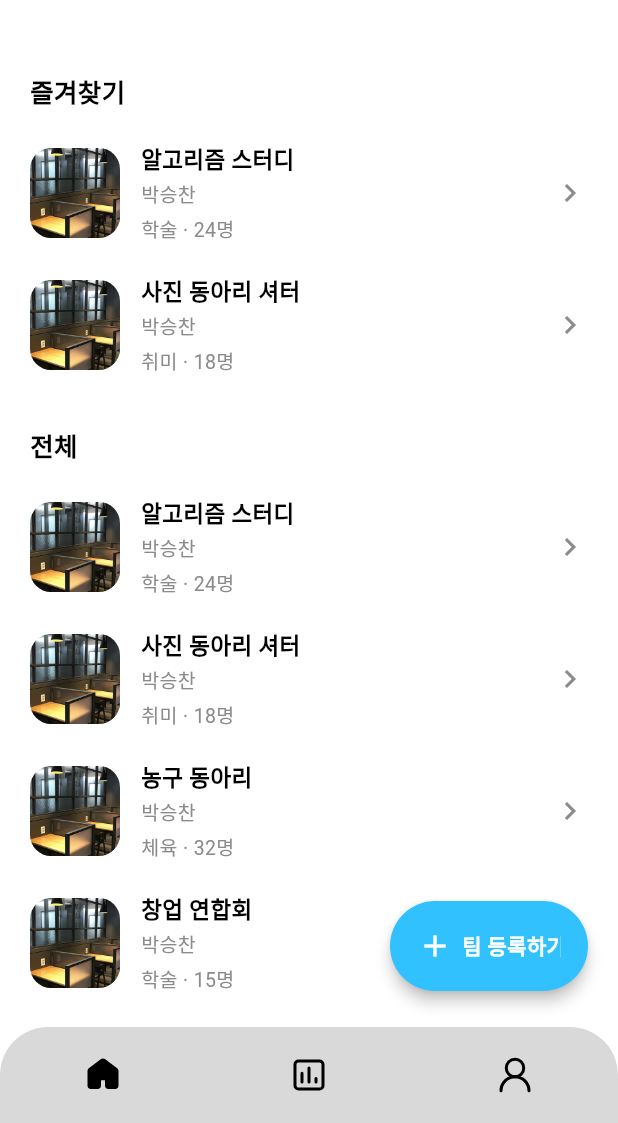
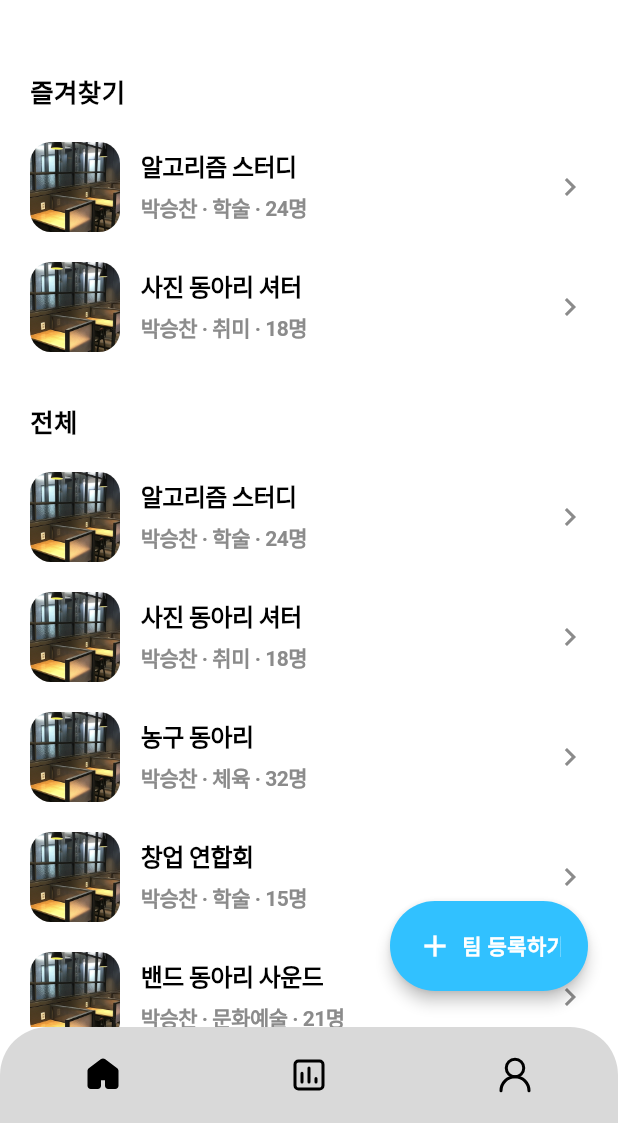
Before and after one commit to ag-0224/moa, a Flutter app: the HomePage screen opened directly, on a phone screen of 412 x 824 dp, the part 113-1236 px from its top. Run offline on Flutter 3.47's test engine with Material 3 defaults, Android fonts, the phone set to English and light mode, and no system bars; our stand-ins replace dio, firebase_auth, firebase_core, flutter_riverpod, flutter_secure_storage, flutter_svg and 2 more; accounts and stored records are empty; network calls fail.

Commit message:
fix: 동아리 목록 텍스트 스타일을 Figma 스펙대로 맞춤
- 대표 이름·카테고리·인원수를 별도 줄이 아니라 한 줄로 합침(같은 위치).
  폰트 14/semibold, line-height 22(→ height: 22/14), letter-spacing -2.5%
  (→ -0.35, 폰트 크기 비례 절대값으로 환산).
- 동아리 이름은 16/semibold, letter-spacing -2.5%(→ -0.4)로 맞춤.

```diff
--- a/frontend/lib/presentation/pages/home/widgets/club_list_item.dart
+++ b/frontend/lib/presentation/pages/home/widgets/club_list_item.dart
@@ -3,12 +3,15 @@ import 'package:flutter/material.dart';
 import '../../../../core/constants/assets.dart';
 import '../../../../features/club/models/club_model.dart';
 
-/// 동아리 목록의 한 행(썸네일 + 이름 + 대표 이름 + 카테고리 · 인원수).
+/// 동아리 목록의 한 행(썸네일 + 이름 + 대표 이름·카테고리·인원수).
 ///
 /// - thumbnailUrl이 없으면(동아리 사진 미등록) Assets.clubDefaultThumbnail
 ///   기본 이미지를 대신 보여준다.
-/// - 이름 아래에 대표(leaderName) 이름을 한 줄 추가로 보여준다(더미데이터에는
-///   전부 "박승찬"으로 채워져 있음, club_mock_data_source.dart 참고).
+/// - 대표 이름(leaderName)·카테고리·인원수를 한 줄에 같이 보여준다(더미데이터는
+///   전부 대표 이름이 "박승찬", club_mock_data_source.dart 참고).
+/// - 글자 스펙(폰트 크기/굵기/줄간격/자간)은 Figma 값을 최대한 반영하되,
+///   Flutter TextStyle이 표현 못 하는 부분(예: 퍼센트 단위 자간 → 폰트
+///   크기에 비례한 절대값으로 환산)은 근사치로 구현했다.
 /// - 꾹 누르면(long press) onLongPress로 누른 화면 좌표(글로벌 좌표)를
 ///   넘긴다 — 즐겨찾기 추가/삭제 팝업(favorite_action_sheet.dart)을 그
 ///   위치 근처에 띄우는 데 쓴다.
@@ -49,19 +52,25 @@ class ClubListItem extends StatelessWidget {
                   children: [
                     Text(
                       club.name,
-                      style: const TextStyle(fontSize: 15, fontWeight: FontWeight.w600, color: Colors.black),
-                      overflow: TextOverflow.ellipsis,
-                    ),
-                    const SizedBox(height: 2),
-                    Text(
-                      club.leaderName,
-                      style: const TextStyle(fontSize: 13, color: _grayText),
+                      style: const TextStyle(
+                        fontSize: 16,
+                        fontWeight: FontWeight.w600,
+                        letterSpacing: -0.4, // Figma: -2.5% of 16
+                        color: Colors.black,
+                      ),
                       overflow: TextOverflow.ellipsis,
                     ),
                     const SizedBox(height: 4),
                     Text(
-                      '${club.category} · ${club.memberCount}명',
-                      style: const TextStyle(fontSize: 13, color: _grayText),
+                      '${club.leaderName} · ${club.category} · ${club.memberCount}명',
+                      style: const TextStyle(
+                        fontSize: 14,
+                        fontWeight: FontWeight.w600,
+                        height: 22 / 14, // Figma line-height 22
+                        letterSpacing: -0.35, // Figma: -2.5% of 14
+                        color: _grayText,
+                      ),
+                      overflow: TextOverflow.ellipsis,
                     ),
                   ],
                 ),
```
